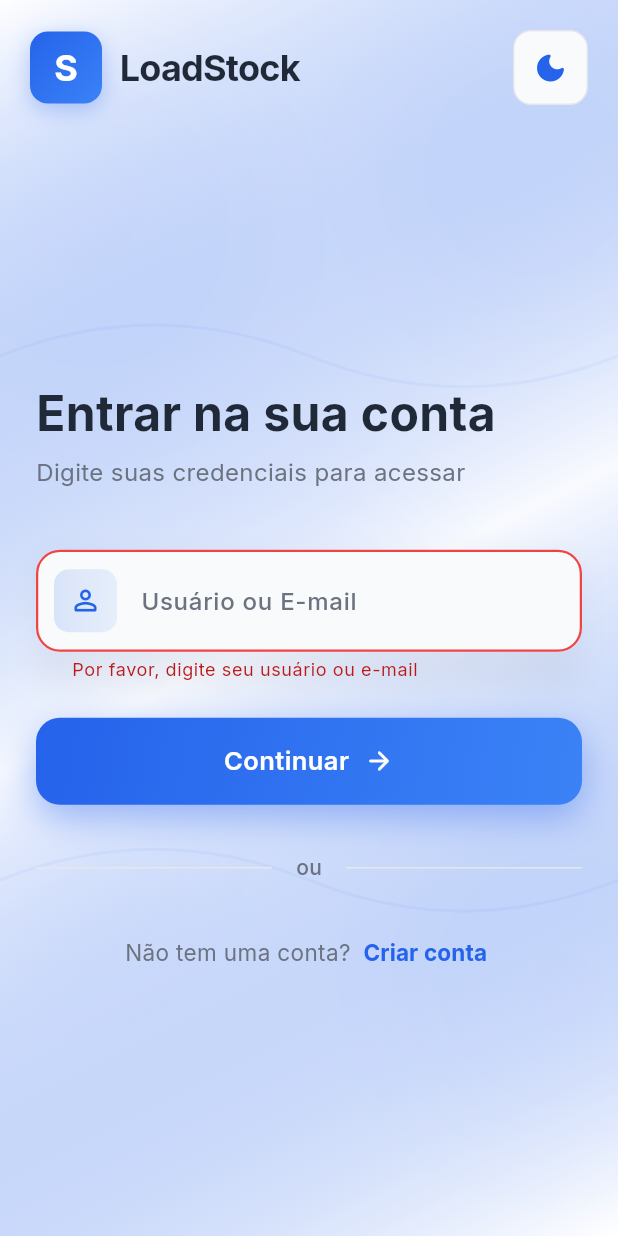
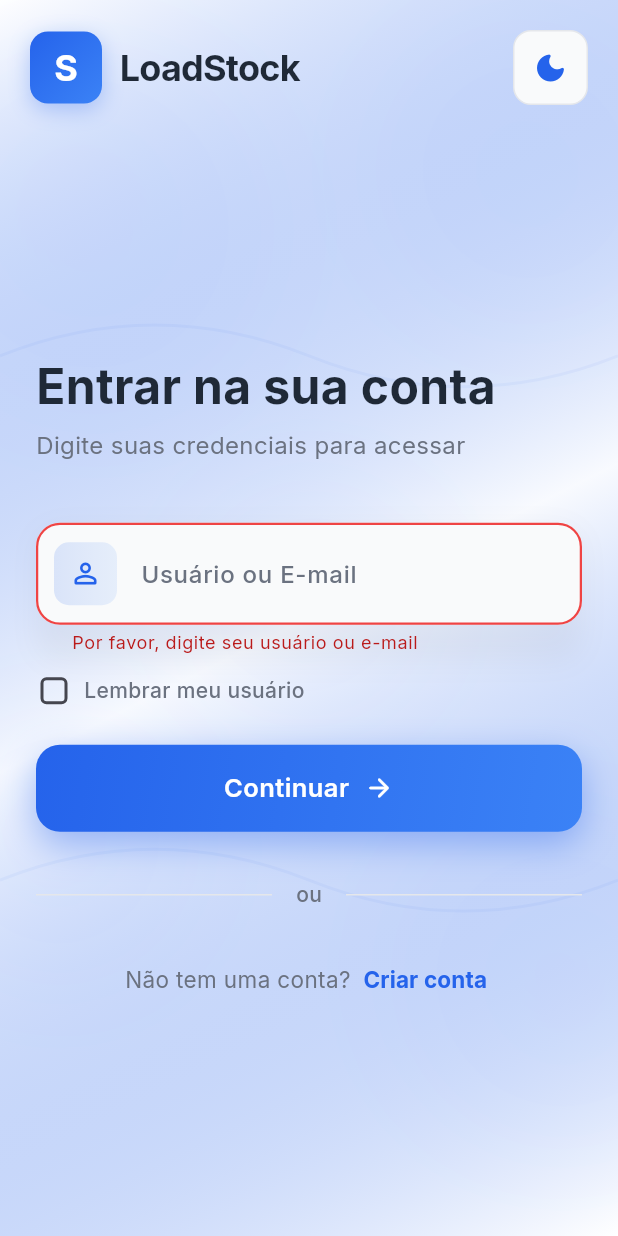
Before and after one commit to wegopay/loadstock-app, a Flutter app: the screen it shows after launch, after a tap on "Continuar", on a phone screen of 412 x 824 dp. Run offline on Flutter 3.47's test engine with Material 3 defaults, Android fonts, the phone set to English and light mode, and no system bars; our stand-ins replace flutter_dotenv, google_fonts, shared_preferences.

Commit message:
feat: Adicionar funcionalidade 'Lembrar usuário'
- Checkbox para salvar usuário/email automaticamente
- Usa SharedPreferences para persistir dados
- Carrega usuário salvo ao abrir o app
- Remove dados ao desmarcar a opção
- Salva automaticamente ao avançar para senha
- Interface integrada ao design existente
- Funciona em ambos os modos (dark/light)

```diff
--- a/lib/presentation/screens/login_screen.dart
+++ b/lib/presentation/screens/login_screen.dart
@@ -1,6 +1,7 @@
 import 'package:flutter/material.dart';
 import 'package:google_fonts/google_fonts.dart';
 import 'package:loadstock/core/config/env_config.dart';
+import 'package:shared_preferences/shared_preferences.dart';
 
 class LoginScreen extends StatefulWidget {
   const LoginScreen({super.key});
@@ -19,6 +20,7 @@ class _LoginScreenState extends State<LoginScreen>
   bool _isLoading = false;
   bool _obscurePassword = true;
   bool _isDarkMode = false;
+  bool _rememberUser = false;
 
   late AnimationController _fadeController;
   late AnimationController _slideController;
@@ -64,6 +66,9 @@ class _LoginScreenState extends State<LoginScreen>
 
     _fadeController.forward();
     _slideController.forward();
+
+    // Carregar usuário salvo
+    _loadSavedUser();
   }
 
   @override
@@ -85,8 +90,53 @@ class _LoginScreenState extends State<LoginScreen>
     return username.length >= 3;
   }
 
+  // Carregar usuário salvo
+  Future<void> _loadSavedUser() async {
+    try {
+      final prefs = await SharedPreferences.getInstance();
+      final savedUser = prefs.getString('saved_user');
+      final rememberUser = prefs.getBool('remember_user') ?? false;
+
+      if (savedUser != null && rememberUser) {
+        setState(() {
+          _emailController.text = savedUser;
+          _rememberUser = true;
+        });
+      }
+    } catch (e) {
+      debugPrint('Erro ao carregar usuário salvo: $e');
+    }
+  }
+
+  // Salvar usuário
+  Future<void> _saveUser() async {
+    try {
+      final prefs = await SharedPreferences.getInstance();
+      if (_rememberUser) {
+        await prefs.setString('saved_user', _emailController.text);
+        await prefs.setBool('remember_user', true);
+      } else {
+        await prefs.remove('saved_user');
+        await prefs.setBool('remember_user', false);
+      }
+    } catch (e) {
+      debugPrint('Erro ao salvar usuário: $e');
+    }
+  }
+
+  // Alternar "Lembrar usuário"
+  void _toggleRememberUser(bool? value) {
+    setState(() {
+      _rememberUser = value ?? false;
+    });
+    _saveUser();
+  }
+
   void _handleNext() {
     if (_formKey.currentState!.validate()) {
+      // Salvar usuário se a opção estiver marcada
+      _saveUser();
+
       setState(() => _isPasswordStep = true);
       _fadeController.reset();
       _slideController.reset();
@@ -347,7 +397,11 @@ class _LoginScreenState extends State<LoginScreen>
           child: Column(
             crossAxisAlignment: CrossAxisAlignment.stretch,
             children: [
-              if (!_isPasswordStep) _buildEmailField(),
+              if (!_isPasswordStep) ...[
+                _buildEmailField(),
+                const SizedBox(height: 12),
+                _buildRememberUserCheckbox(),
+              ],
               if (_isPasswordStep) ...[
                 _buildUserDisplay(),
                 const SizedBox(height: 20),
@@ -446,6 +500,39 @@ class _LoginScreenState extends State<LoginScreen>
           return null;
         },
       ),
+    );
+  }
+
+  Widget _buildRememberUserCheckbox() {
+    return Row(
+      children: [
+        SizedBox(
+          height: 24,
+          width: 24,
+          child: Checkbox(
+            value: _rememberUser,
+            onChanged: _toggleRememberUser,
+            activeColor: EnvConfig.primaryColor,
+            shape: RoundedRectangleBorder(
+              borderRadius: BorderRadius.circular(4),
+            ),
+          ),
+        ),
+        const SizedBox(width: 8),
+        Expanded(
+          child: GestureDetector(
+            onTap: () => _toggleRememberUser(!_rememberUser),
+            child: Text(
+              'Lembrar meu usuário',
+              style: GoogleFonts.inter(
+                fontSize: 14,
+                color: _subtitleColor,
+                fontWeight: FontWeight.w500,
+              ),
+            ),
+          ),
+        ),
+      ],
     );
   }
 
```
